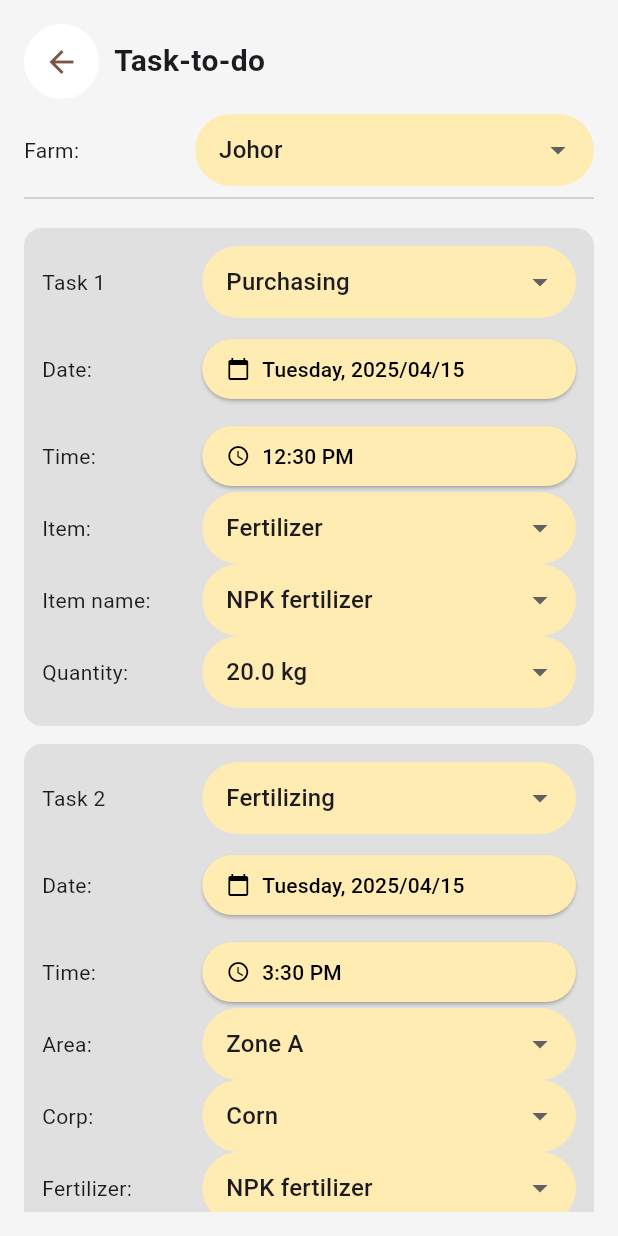
After one commit to wlsoo1234/vhack_prototype, a Flutter app: the TaskToDoScreen screen opened directly, on a phone screen of 412 x 824 dp. The commit adds this screen. Run offline on Flutter 3.47's test engine with Material 3 defaults, Android fonts, the phone set to English and light mode, and no system bars; our stand-ins replace fl_chart, percent_indicator, table_calendar; network calls fail.

Commit message:
fertilizer creation

```diff
--- /dev/null
+++ b/vhack2/lib/task_to_do_screen.dart
@@ -0,0 +1,308 @@
+import 'package:flutter/material.dart';
+import 'package:intl/intl.dart';
+
+class TaskToDoScreen extends StatefulWidget {
+  const TaskToDoScreen({super.key});
+
+  @override
+  State<TaskToDoScreen> createState() => _TaskToDoScreenState();
+}
+
+class _TaskToDoScreenState extends State<TaskToDoScreen> {
+  String selectedFarm = 'Johor';
+  List<Map<String, dynamic>> tasks = [
+    {
+      'type': 'Purchasing',
+      'date': DateTime(2025, 4, 15),
+      'time': TimeOfDay(hour: 12, minute: 30),
+      'item': 'Fertilizer',
+      'itemName': 'NPK fertilizer',
+      'quantity': '20.0 kg',
+    },
+    {
+      'type': 'Fertilizing',
+      'date': DateTime(2025, 4, 15),
+      'time': TimeOfDay(hour: 15, minute: 30),
+      'area': 'Zone A',
+      'corp': 'Corn',
+      'fertilizer': 'NPK fertilizer',
+      'quantity': '1000 gram',
+    },
+  ];
+
+  final dropdownOptions = {
+    'farm': ['Johor', 'Melaka'],
+    'taskType': ['Purchasing', 'Fertilizing', 'Watering', 'Monitoring'],
+    'item': ['Fertilizer', 'Pesticide'],
+    'itemName': ['NPK fertilizer', 'PNK fertilizer'],
+    'area': ['Zone A', 'Zone B'],
+    'corp': ['Corn', 'Tomato'],
+    'fertilizer': ['NPK fertilizer'],
+    'quantity': ['20.0 kg', '1000 gram', '500 ml'],
+  };
+
+  void _pickDate(int index) async {
+    DateTime? picked = await showDatePicker(
+      context: context,
+      initialDate: tasks[index]['date'],
+      firstDate: DateTime(2020),
+      lastDate: DateTime(2030),
+    );
+    if (picked != null) {
+      setState(() {
+        tasks[index]['date'] = picked;
+      });
+    }
+  }
+
+  void _pickTime(int index) async {
+    TimeOfDay? picked = await showTimePicker(
+      context: context,
+      initialTime: tasks[index]['time'],
+    );
+    if (picked != null) {
+      setState(() {
+        tasks[index]['time'] = picked;
+      });
+    }
+  }
+
+  @override
+  Widget build(BuildContext context) {
+    return Scaffold(
+      backgroundColor: Colors.grey[100],
+      body: SafeArea(
+        child: Padding(
+          padding: const EdgeInsets.all(16),
+          child: ListView(
+            children: [
+              _buildHeader(),
+              const SizedBox(height: 10),
+              _dropdownField('Farm:', selectedFarm, dropdownOptions['farm']!,
+                  (val) => setState(() => selectedFarm = val!)),
+              const Divider(thickness: 1),
+              ...tasks.asMap().entries.map((entry) {
+                int index = entry.key;
+                return _buildTaskCard(index);
+              }),
+              const SizedBox(height: 10),
+              TextButton(
+                onPressed: () {
+                  setState(() {
+                    tasks.add({
+                      'type': 'Select Task',
+                      'date': DateTime.now(),
+                      'time': TimeOfDay.now(),
+                    });
+                  });
+                },
+                child: const Text(
+                  'Add new task',
+                  style: TextStyle(fontSize: 16),
+                ),
+                style: TextButton.styleFrom(
+                  backgroundColor: Colors.cyanAccent,
+                  shape: RoundedRectangleBorder(
+                    borderRadius: BorderRadius.circular(30),
+                  ),
+                ),
+              ),
+              const SizedBox(height: 20),
+              ElevatedButton(
+                onPressed: () {
+                  Navigator.popUntil(context, (route) => route.isFirst); // Go back to home
+
+                  // Delay the SnackBar so it's shown after the navigation completes
+                  Future.delayed(const Duration(milliseconds: 300), () {
+                    ScaffoldMessenger.of(context).showSnackBar(
+                      const SnackBar(
+                        content: Text('Task saved!'),
+                        backgroundColor: Colors.green,
+                        duration: Duration(seconds: 2),
+                      ),
+                    );
+                  });
+                },
+                style: ElevatedButton.styleFrom(
+                  backgroundColor: Colors.greenAccent[400],
+                  padding:
+                      const EdgeInsets.symmetric(horizontal: 40, vertical: 14),
+                  shape: RoundedRectangleBorder(
+                    borderRadius: BorderRadius.circular(30),
+                  ),
+                ),
+                child: const Text('Confirm', style: TextStyle(fontSize: 16)),
+              )
+            ],
+          ),
+        ),
+      ),
+    );
+  }
+
+  Widget _buildHeader() {
+    return Row(
+      children: [
+        GestureDetector(
+          onTap: () => Navigator.pop(context),
+          child: Container(
+            width: 50,
+            height: 50,
+            decoration: const BoxDecoration(
+              shape: BoxShape.circle,
+              color: Colors.white,
+            ),
+            child: const Center(
+              child: Icon(Icons.arrow_back, color: Colors.brown),
+            ),
+          ),
+        ),
+        const SizedBox(width: 10),
+        const Text(
+          'Task-to-do',
+          style: TextStyle(fontSize: 20, fontWeight: FontWeight.bold),
+        ),
+      ],
+    );
+  }
+
+  Widget _buildTaskCard(int index) {
+    final task = tasks[index];
+    return Container(
+      margin: const EdgeInsets.only(top: 12),
+      padding: const EdgeInsets.all(12),
+      decoration: BoxDecoration(
+        color: Colors.grey[300],
+        borderRadius: BorderRadius.circular(12),
+      ),
+      child: Column(
+        children: [
+          _dropdownField('Task ${index + 1}', task['type'],
+              dropdownOptions['taskType']!, (val) {
+            setState(() => task['type'] = val);
+          }),
+          const SizedBox(height: 10),
+          _dateTimePicker(index),
+          if (task['type'] == 'Purchasing') ...[
+            _dropdownField('Item:', task['item'], dropdownOptions['item']!,
+                (val) => setState(() => task['item'] = val)),
+            _dropdownField('Item name:', task['itemName'],
+                dropdownOptions['itemName']!, (val) {
+              setState(() => task['itemName'] = val);
+            }),
+            _dropdownField('Quantity:', task['quantity'],
+                dropdownOptions['quantity']!, (val) {
+              setState(() => task['quantity'] = val);
+            }),
+          ],
+          if (task['type'] == 'Fertilizing') ...[
+            _dropdownField('Area:', task['area'], dropdownOptions['area']!,
+                (val) => setState(() => task['area'] = val)),
+            _dropdownField('Corp:', task['corp'], dropdownOptions['corp']!,
+                (val) => setState(() => task['corp'] = val)),
+            _dropdownField('Fertilizer:', task['fertilizer'],
+                dropdownOptions['fertilizer']!, (val) {
+              setState(() => task['fertilizer'] = val);
+            }),
+            _dropdownField('Quantity:', task['quantity'],
+                dropdownOptions['quantity']!, (val) {
+              setState(() => task['quantity'] = val);
+            }),
+          ]
+        ],
+      ),
+    );
+  }
+
+  Widget _dropdownField(
+      String label, String? value, List<String> items, ValueChanged<String?> onChanged) {
+    return Row(
+      children: [
+        Expanded(
+          flex: 3,
+          child: Text(label, style: const TextStyle(fontSize: 14)),
+        ),
+        Expanded(
+          flex: 7,
+          child: DropdownButtonFormField<String>(
+            value: value,
+            items: items
+                .map((item) => DropdownMenuItem(value: item, child: Text(item)))
+                .toList(),
+            onChanged: onChanged,
+            decoration: InputDecoration(
+              filled: true,
+              fillColor: Colors.amber[100],
+              contentPadding:
+                  const EdgeInsets.symmetric(horizontal: 12, vertical: 10),
+              border: OutlineInputBorder(
+                borderRadius: BorderRadius.circular(30),
+                borderSide: BorderSide.none,
+              ),
+            ),
+          ),
+        ),
+      ],
+    );
+  }
+
+  Widget _dateTimePicker(int index) {
+    final task = tasks[index];
+    final formattedDate = DateFormat('EEEE, yyyy/MM/dd').format(task['date']);
+    final formattedTime = task['time'].format(context);
+
+    return Column(
+      children: [
+        Row(
+          children: [
+            Expanded(
+              flex: 3,
+              child: const Text('Date:'),
+            ),
+            Expanded(
+              flex: 7,
+              child: ElevatedButton.icon(
+                onPressed: () => _pickDate(index),
+                icon: const Icon(Icons.calendar_today, size: 16),
+                label: Text(formattedDate),
+                style: ElevatedButton.styleFrom(
+                  backgroundColor: Colors.amber[100],
+                  foregroundColor: Colors.black,
+                  alignment: Alignment.centerLeft,
+                  shape: RoundedRectangleBorder(
+                    borderRadius: BorderRadius.circular(30),
+                  ),
+                ),
+              ),
+            ),
+          ],
+        ),
+        const SizedBox(height: 10),
+        Row(
+          children: [
+            Expanded(
+              flex: 3,
+              child: const Text('Time:'),
+            ),
+            Expanded(
+              flex: 7,
+              child: ElevatedButton.icon(
+                onPressed: () => _pickTime(index),
+                icon: const Icon(Icons.access_time, size: 16),
+                label: Text(formattedTime),
+                style: ElevatedButton.styleFrom(
+                  backgroundColor: Colors.amber[100],
+                  foregroundColor: Colors.black,
+                  alignment: Alignment.centerLeft,
+                  shape: RoundedRectangleBorder(
+                    borderRadius: BorderRadius.circular(30),
+                  ),
+                ),
+              ),
+            ),
+          ],
+        ),
+      ],
+    );
+  }
+}
--- a/vhack2/pubspec.yaml
+++ b/vhack2/pubspec.yaml
@@ -36,7 +36,7 @@ dependencies:
   cupertino_icons: ^1.0.8
   table_calendar: ^3.2.0
   percent_indicator: ^3.0.1
-  fl_chart: ^0.35.0
+  fl_chart: ^0.55.1
   flutter_svg: ^0.22.0
 
 dev_dependencies:
```
Also changed, not shown: vhack2/analysis_options.yaml (added, +28 -0 lines), vhack2/lib/crop_status/disease_identification_screen_details.dart (+20 -3 lines), vhack2/lib/fertilizer_recommendation_screen.dart (added, +116 -0 lines), vhack2/pubspec.lock, 30 other files.
